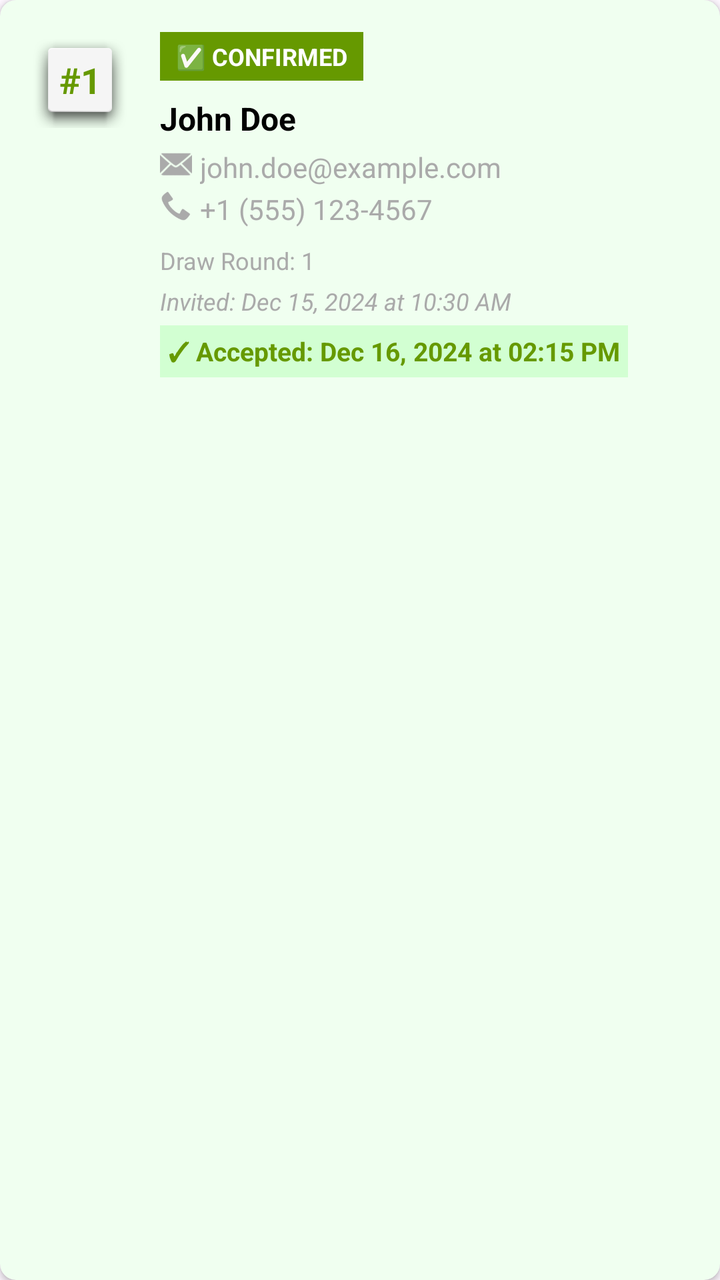
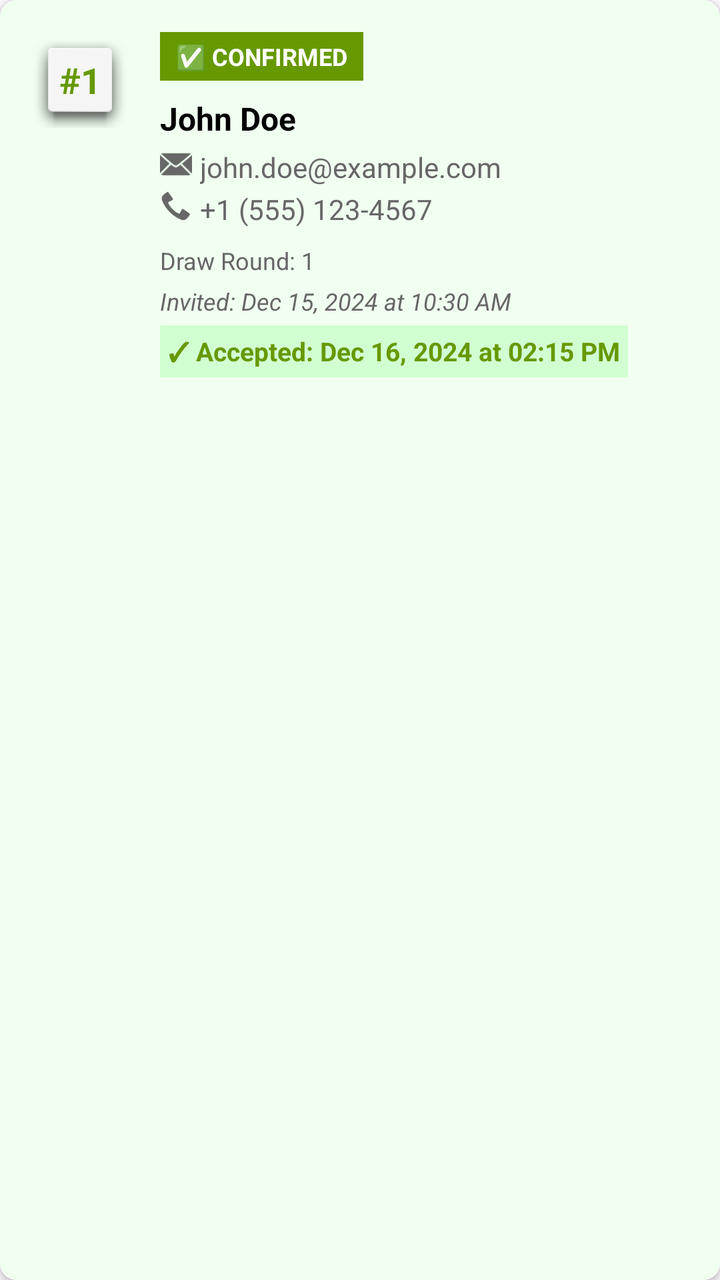

An Android layout rendered at two revisions. The XML below is the earlier revision; the diff shows what the commit changed to produce the second picture.
<!-- AndroidManifest.xml: application theme Theme.GitCat_events -->
<!-- res/layout/item_accepted_entry.xml -->
<?xml version="1.0" encoding="utf-8"?>
<androidx.cardview.widget.CardView xmlns:android="http://schemas.android.com/apk/res/android"
    xmlns:app="http://schemas.android.com/apk/res-auto"
    android:layout_width="match_parent"
    android:layout_height="wrap_content"
    android:layout_margin="8dp"
    app:cardCornerRadius="8dp"
    app:cardElevation="2dp"
    app:cardBackgroundColor="#F0FFF0">

    <LinearLayout
        android:layout_width="match_parent"
        android:layout_height="wrap_content"
        android:orientation="horizontal"
        android:padding="16dp">

        
        <TextView
            android:id="@+id/tvPosition"
            android:layout_width="48dp"
            android:layout_height="48dp"
            android:gravity="center"
            android:text="#1"
            android:textSize="18sp"
            android:textStyle="bold"
            android:textColor="@android:color/holo_green_dark"
            android:background="@android:drawable/dialog_holo_light_frame"
            android:layout_marginEnd="16dp" />

        
        <LinearLayout
            android:layout_width="0dp"
            android:layout_height="wrap_content"
            android:layout_weight="1"
            android:orientation="vertical">

            
            <TextView
                android:id="@+id/tvStatusBadge"
                android:layout_width="wrap_content"
                android:layout_height="wrap_content"
                android:text="✅ CONFIRMED"
                android:textSize="12sp"
                android:textStyle="bold"
                android:textColor="@android:color/white"
                android:background="@android:color/holo_green_dark"
                android:paddingStart="8dp"
                android:paddingEnd="8dp"
                android:paddingTop="4dp"
                android:paddingBottom="4dp"
                android:layout_marginBottom="8dp" />

            
            <TextView
                android:id="@+id/tvName"
                android:layout_width="wrap_content"
                android:layout_height="wrap_content"
                android:text="John Doe"
                android:textSize="16sp"
                android:textStyle="bold"
                android:textColor="@color/black"
                android:layout_marginBottom="4dp" />

            
            <LinearLayout
                android:layout_width="wrap_content"
                android:layout_height="wrap_content"
                android:orientation="horizontal"
                android:layout_marginBottom="2dp">

                <ImageView
                    android:layout_width="16dp"
                    android:layout_height="16dp"
                    android:src="@android:drawable/ic_dialog_email"
                    android:layout_marginEnd="4dp"
                    app:tint="@android:color/darker_gray" />

                <TextView
                    android:id="@+id/tvEmail"
                    android:layout_width="wrap_content"
                    android:layout_height="wrap_content"
                    android:text="john.doe@example.com"
                    android:textSize="14sp"
                    android:textColor="@android:color/darker_gray" />
            </LinearLayout>

            
            <LinearLayout
                android:layout_width="wrap_content"
                android:layout_height="wrap_content"
                android:orientation="horizontal"
                android:layout_marginBottom="8dp">

                <ImageView
                    android:layout_width="16dp"
                    android:layout_height="16dp"
                    android:src="@android:drawable/stat_sys_phone_call"
                    android:layout_marginEnd="4dp"
                    app:tint="@android:color/darker_gray" />

                <TextView
                    android:id="@+id/tvPhone"
                    android:layout_width="wrap_content"
                    android:layout_height="wrap_content"
                    android:text="+1 (555) 123-4567"
                    android:textSize="14sp"
                    android:textColor="@android:color/darker_gray" />
            </LinearLayout>

            
            <TextView
                android:id="@+id/tvDrawRound"
                android:layout_width="wrap_content"
                android:layout_height="wrap_content"
                android:text="Draw Round: 1"
                android:textSize="12sp"
                android:textColor="@android:color/darker_gray"
                android:layout_marginBottom="4dp" />

            
            <TextView
                android:id="@+id/tvInvitedDate"
                android:layout_width="wrap_content"
                android:layout_height="wrap_content"
                android:text="Invited: Dec 15, 2024 at 10:30 AM"
                android:textSize="12sp"
                android:textColor="@android:color/darker_gray"
                android:textStyle="italic"
                android:layout_marginBottom="4dp" />

            
            <TextView
                android:id="@+id/tvAcceptedDate"
                android:layout_width="wrap_content"
                android:layout_height="wrap_content"
                android:text="✓ Accepted: Dec 16, 2024 at 02:15 PM"
                android:textSize="13sp"
                android:textColor="@android:color/holo_green_dark"
                android:textStyle="bold"
                android:padding="4dp"
                android:background="#2000FF00" />

        </LinearLayout>

        
        <ImageButton
            android:id="@+id/btnViewOnMap"
            android:layout_width="40dp"
            android:layout_height="40dp"
            android:layout_marginStart="8dp"
            android:background="?attr/selectableItemBackgroundBorderless"
            android:contentDescription="View on Map"
            android:src="@android:drawable/ic_dialog_map"
            android:tint="@android:color/holo_blue_dark"
            android:visibility="gone" />

    </LinearLayout>

</androidx.cardview.widget.CardView>
<!-- resources referenced by this layout -->
<resources>
  <color name="black">#FF000000</color>
  <style name="Theme.GitCat_events" parent="Base.Theme.GitCat_events" />
  <style name="Base.Theme.GitCat_events" parent="Theme.Material3.DayNight.NoActionBar">
          
          
      </style>
</resources>

<!-- the commit's change to res/layout/item_accepted_entry.xml (unified diff, before → after) -->
@@ -55,11 +55,11 @@
                 android:id="@+id/tvName"
                 android:layout_width="wrap_content"
                 android:layout_height="wrap_content"
+                android:layout_marginBottom="4dp"
                 android:text="John Doe"
+                android:textColor="@color/text_color_dark"
                 android:textSize="16sp"
-                android:textStyle="bold"
-                android:textColor="@color/black"
-                android:layout_marginBottom="4dp" />
+                android:textStyle="bold" />
 
             
             <LinearLayout
@@ -71,17 +71,17 @@
                 <ImageView
                     android:layout_width="16dp"
                     android:layout_height="16dp"
+                    android:layout_marginEnd="4dp"
                     android:src="@android:drawable/ic_dialog_email"
-                    android:layout_marginEnd="4dp"
-                    app:tint="@android:color/darker_gray" />
+                    app:tint="@color/text_color_medium" />
 
                 <TextView
                     android:id="@+id/tvEmail"
                     android:layout_width="wrap_content"
                     android:layout_height="wrap_content"
                     android:text="john.doe@example.com"
-                    android:textSize="14sp"
-                    android:textColor="@android:color/darker_gray" />
+                    android:textColor="@color/text_color_medium"
+                    android:textSize="14sp" />
             </LinearLayout>
 
             
@@ -94,17 +94,17 @@
                 <ImageView
                     android:layout_width="16dp"
                     android:layout_height="16dp"
+                    android:layout_marginEnd="4dp"
                     android:src="@android:drawable/stat_sys_phone_call"
-                    android:layout_marginEnd="4dp"
-                    app:tint="@android:color/darker_gray" />
+                    app:tint="@color/text_color_medium" />
 
                 <TextView
                     android:id="@+id/tvPhone"
                     android:layout_width="wrap_content"
                     android:layout_height="wrap_content"
                     android:text="+1 (555) 123-4567"
-                    android:textSize="14sp"
-                    android:textColor="@android:color/darker_gray" />
+                    android:textColor="@color/text_color_medium"
+                    android:textSize="14sp" />
             </LinearLayout>
 
             
@@ -112,21 +112,21 @@
                 android:id="@+id/tvDrawRound"
                 android:layout_width="wrap_content"
                 android:layout_height="wrap_content"
+                android:layout_marginBottom="4dp"
                 android:text="Draw Round: 1"
-                android:textSize="12sp"
-                android:textColor="@android:color/darker_gray"
-                android:layout_marginBottom="4dp" />
+                android:textColor="@color/text_color_medium"
+                android:textSize="12sp" />
 
             
             <TextView
                 android:id="@+id/tvInvitedDate"
                 android:layout_width="wrap_content"
                 android:layout_height="wrap_content"
+                android:layout_marginBottom="4dp"
                 android:text="Invited: Dec 15, 2024 at 10:30 AM"
+                android:textColor="@color/text_color_medium"
                 android:textSize="12sp"
-                android:textColor="@android:color/darker_gray"
-                android:textStyle="italic"
-                android:layout_marginBottom="4dp" />
+                android:textStyle="italic" />
 
             
             <TextView
<!-- resource entries referenced after the edit -->
@@ -1,6 +1,7 @@
 <!-- resources referenced by this layout -->
 <resources>
-  <color name="black">#FF000000</color>
+  <color name="text_color_dark">#000000</color>
+  <color name="text_color_medium">#676767</color>
   <style name="Theme.GitCat_events" parent="Base.Theme.GitCat_events" />
   <style name="Base.Theme.GitCat_events" parent="Theme.Material3.DayNight.NoActionBar">
           
